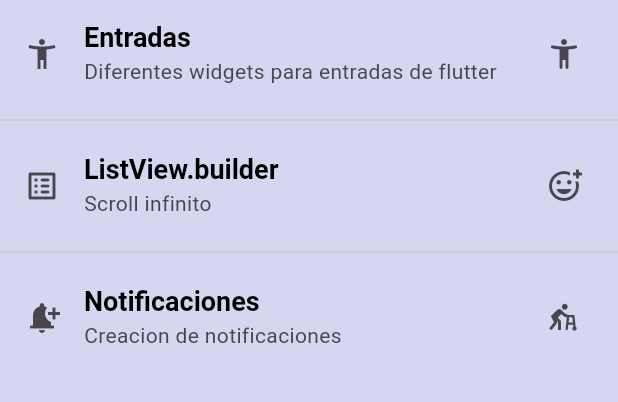
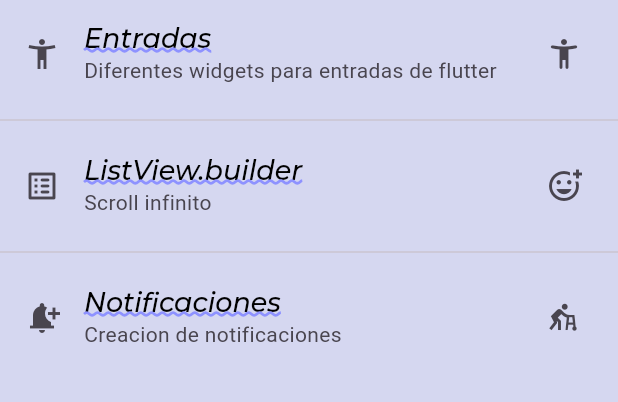
Before and after one commit to DANYDEG/componentes_flutter, a Flutter app: the screen it shows after launch, on a phone screen of 412 x 824 dp, the part 84-486 px from its top. Run offline on Flutter 3.47's test engine with Material 3 defaults, Android fonts, the phone set to English and light mode, and no system bars; our stand-ins replace google_fonts.

Commit message:
Adding Google Fonts to the AppTheme

```diff
--- a/lib/theme/app_theme.dart
+++ b/lib/theme/app_theme.dart
@@ -1,4 +1,5 @@
 import 'package:flutter/material.dart';
+import 'package:google_fonts/google_fonts.dart';
 
 class AppTheme {
   // Declaracion de color
@@ -15,13 +16,19 @@ class AppTheme {
           color: mainColor,
           ),
 
-          textTheme: const TextTheme(
-            headlineLarge: TextStyle(
-              color: Color.fromARGB(255, 0, 0, 0),
+          textTheme: TextTheme(
+            headlineLarge: GoogleFonts.montserrat(
+              color: Colors.black,
               fontSize: 18.0,
-              fontWeight: FontWeight.bold,
-              fontFamily: 'sans-serif',
-            )
+              fontWeight: FontWeight.w500,
+              decoration: TextDecoration.underline,
+              decorationColor: mainColor,
+              decorationStyle: TextDecorationStyle.wavy,
+              decorationThickness: 2.0,
+              fontStyle: FontStyle.italic,
+
+            ),
+            // bodySmall:
           ),
   );
 
--- a/pubspec.yaml
+++ b/pubspec.yaml
@@ -9,6 +9,7 @@ environment:
 dependencies:
   flutter:
     sdk: flutter
+  google_fonts: ^6.1.0
 
 dev_dependencies:
   flutter_test:
```
Also changed, not shown: pubspec.lock.
